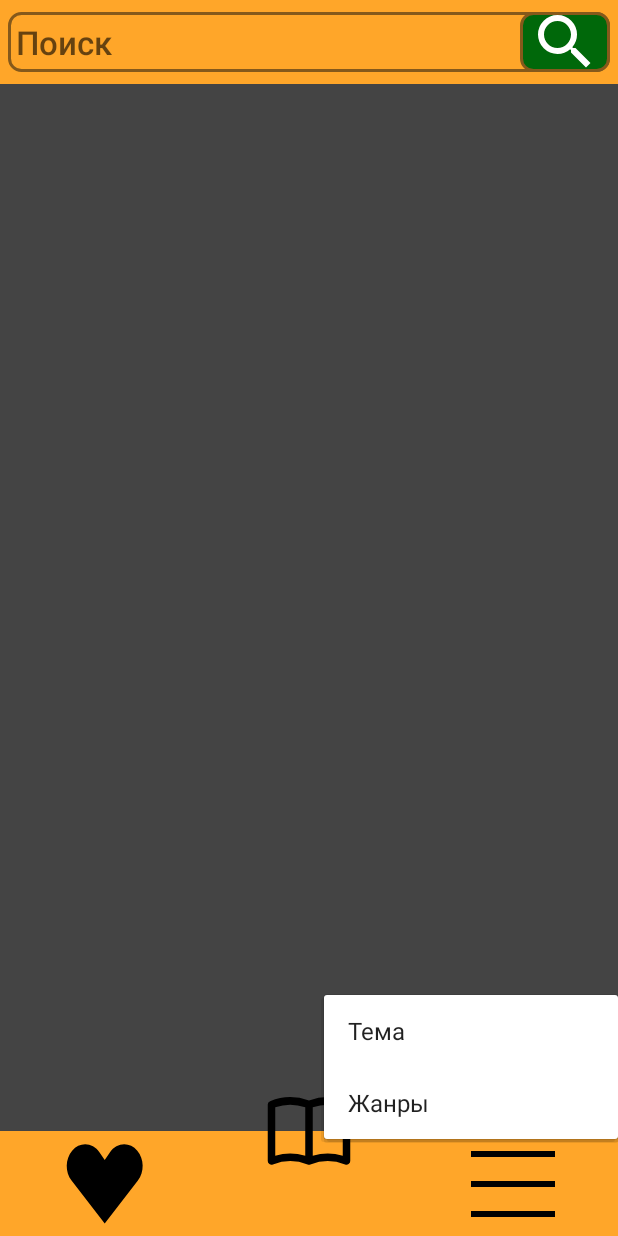
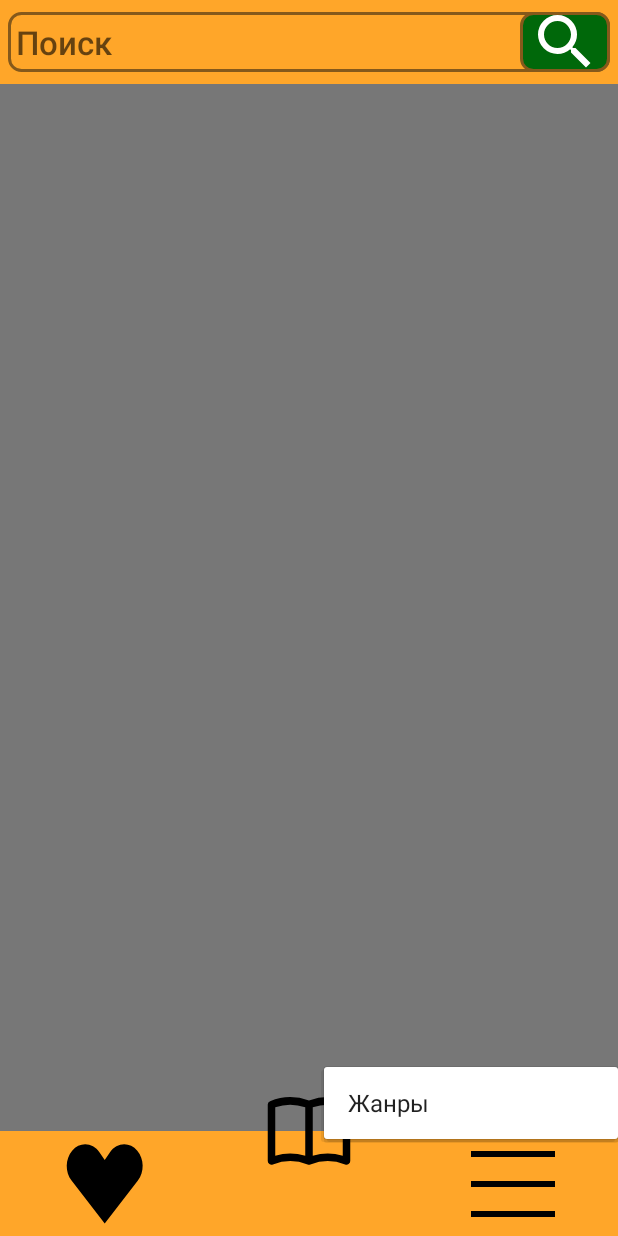
Before and after one commit to MrDoc03/Library, an Android app: the screen it shows after launch (MainActivity), after a tap on an icon or button, on a phone screen of 412 x 824 dp. Run offline under Robolectric (Android 15) with nearby library versions, the phone set to English and light mode, and no system bars; 1 statement that could not run was skipped.

Commit message:
Работа темы (надо добавить что еще менять)

```diff
--- a/app/src/main/java/com/example/library/MainActivity.java
+++ b/app/src/main/java/com/example/library/MainActivity.java
@@ -104,7 +104,7 @@ public class MainActivity extends AppCompatActivity {
             @Override
             public void onClick(View v) {
                 PopupMenu popup = new PopupMenu(MainActivity.this, v);
-                popup.getMenu().add(Menu.NONE, 0, Menu.NONE, "Тема");
+                //popup.getMenu().add(Menu.NONE, 0, Menu.NONE, "Тема");
                 popup.getMenu().add(Menu.NONE, 1, Menu.NONE, "Жанры");
                 popup.show();
                 popup.setOnMenuItemClickListener(new PopupMenu.OnMenuItemClickListener() {
--- a/app/src/main/res/layout/activity_book_content.xml
+++ b/app/src/main/res/layout/activity_book_content.xml
@@ -52,9 +52,10 @@
     <ScrollView
         android:layout_width="match_parent"
         android:layout_height="0dp"
-        android:background="#444444"
+        style="@style/ScrollViewStyle"
         app:layout_constraintBottom_toBottomOf="parent"
-        app:layout_constraintTop_toBottomOf="@+id/linearLayout2">
+        app:layout_constraintTop_toBottomOf="@+id/linearLayout2"
+        >
 
         <LinearLayout
             android:layout_width="match_parent"
@@ -65,7 +66,7 @@
                 android:id="@+id/textView1"
                 android:layout_width="match_parent"
                 android:layout_height="wrap_content"
-                android:background="#444444"
+
                 android:gravity="top|start"
                 android:inputType="textMultiLine"
                 android:text="Текст кники премер перехода текста dirtjhnmopsritjhoisjthojsothjsohasjhgoeisajhgoiatrrihghoajerihgoiejhgrsrptoihosith"
--- a/app/src/main/res/layout/activity_main.xml
+++ b/app/src/main/res/layout/activity_main.xml
@@ -14,7 +14,8 @@
         android:background="#FFA629"
         android:orientation="horizontal"
         tools:layout_editor_absoluteX="1dp"
-        tools:layout_editor_absoluteY="1dp">
+        tools:layout_editor_absoluteY="1dp"
+        >
 
         <LinearLayout
             android:layout_width="match_parent"
@@ -57,14 +58,14 @@
         app:layout_constraintBottom_toTopOf="@+id/linearLayout2"
         app:layout_constraintTop_toBottomOf="@+id/linearLayout"
         tools:layout_editor_absoluteX="16dp"
-        android:background="#444444">
+        style="@style/ScrollViewStyle">
 
         <LinearLayout
             android:layout_width="match_parent"
             android:layout_height="wrap_content"
             android:orientation="vertical"
             android:id="@+id/test1"
-            android:background="#444444"
+
             android:gravity="center"
             >
 
--- a/app/src/main/res/values-night/themes.xml
+++ b/app/src/main/res/values-night/themes.xml
@@ -19,8 +19,6 @@
         <item name="android:windowFullscreen">true</item>
         <item name="android:windowContentOverlay">@null</item>
     </style>
-
-
 
     <style name="BookLayout">
         <item name="android:layout_width">match_parent</item>
@@ -63,7 +61,12 @@
         <item name="android:layout_height">17sp</item>
         <item name="android:textSize">17sp</item>
         <item name="android:textAlignment">center</item>
-        <item name="android:textColor">#FFA629</item>
+        <item name="android:textColor">#00680A</item>
+    </style>
 
+    <style name="ScrollViewStyle">
+        <item name="android:layout_width">match_parent</item>
+        <item name="android:layout_height">0dp</item>
+        <item name="android:background">#444444</item>
     </style>
 </resources>
--- a/app/src/main/res/values/themes.xml
+++ b/app/src/main/res/values/themes.xml
@@ -12,7 +12,6 @@
         <!-- Status bar color. -->
         <item name="android:statusBarColor">?attr/colorPrimaryVariant</item>
         <!-- Customize your theme here. -->
-
     </style>
     <style name="YourTheme.NoActionBar.FullScreen" parent="@style/Theme.AppCompat.Light">
         <item name="windowNoTitle">true</item>
@@ -20,11 +19,6 @@
         <item name="android:windowFullscreen">true</item>
         <item name="android:windowContentOverlay">@null</item>
     </style>
-
-
-
-
-
 
     <style name="BookLayout">
         <item name="android:layout_width">match_parent</item>
@@ -68,6 +62,11 @@
         <item name="android:textSize">17sp</item>
         <item name="android:textAlignment">center</item>
         <item name="android:textColor">#FFA629</item>
+    </style>
 
+    <style name="ScrollViewStyle">
+        <item name="android:layout_width">match_parent</item>
+        <item name="android:layout_height">0dp</item>
+        <item name="android:background">#777777</item>
     </style>
 </resources>
```
